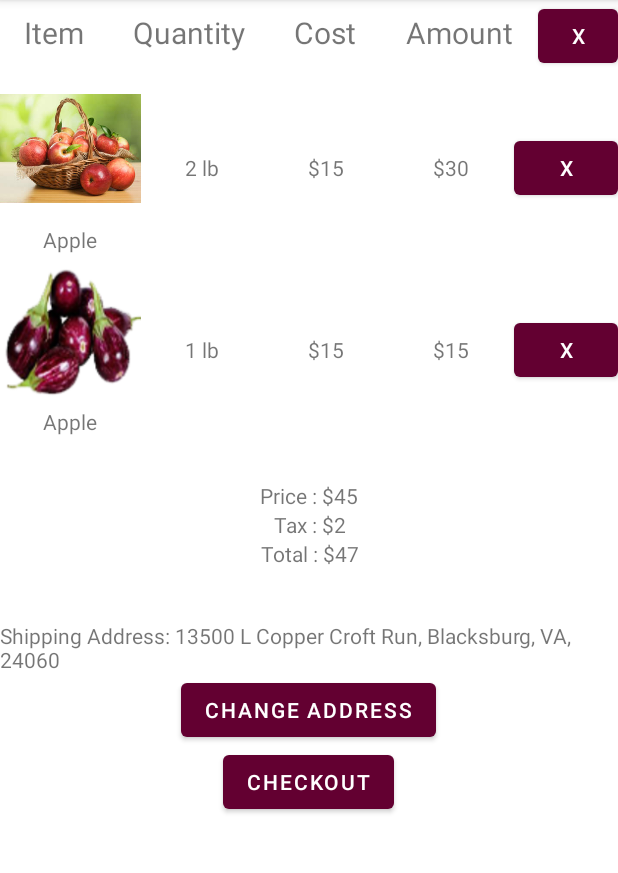
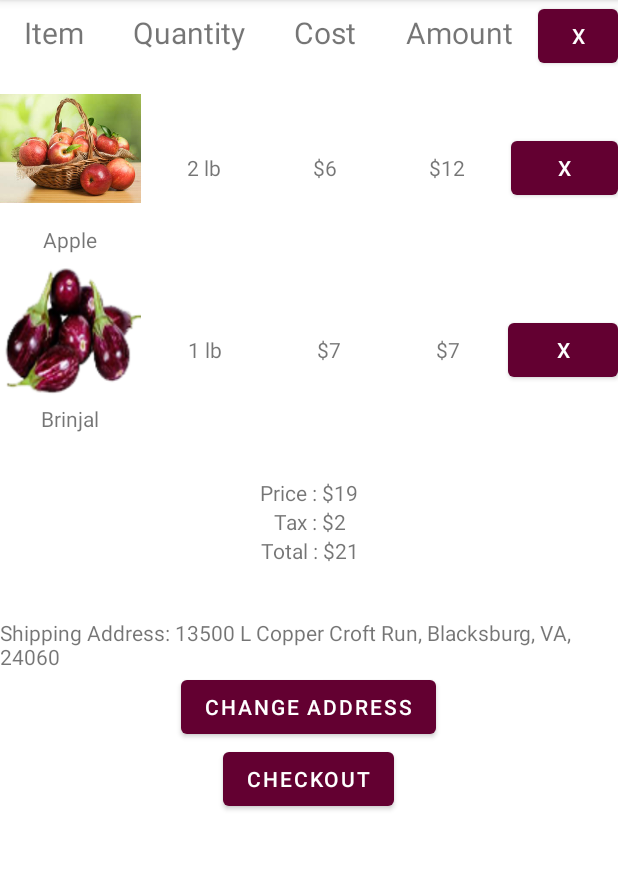
Before and after one commit to pranavganeshvt/DailyConnect, an Android app: the CartActivity screen opened directly, with no data from a screen before it, on a phone screen of 412 x 824 dp, the part 84-957 px from its top. Run offline under Robolectric (Android 15) with nearby library versions, the phone set to English and light mode, and no system bars.

Commit message:
changed an image

```diff
--- a/app/src/main/java/com/example/dailyconnect/GroceriesActivity.kt
+++ b/app/src/main/java/com/example/dailyconnect/GroceriesActivity.kt
@@ -5,9 +5,6 @@ import androidx.appcompat.app.AppCompatActivity
 import android.os.Bundle
 import android.view.Menu
 import android.view.MenuItem
-import androidx.navigation.NavHost
-import androidx.navigation.ui.NavigationUI
-import androidx.navigation.ui.setupWithNavController
 import com.example.dailyconnect.databinding.ActivityGroceriesBinding
 
 class GroceriesActivity : AppCompatActivity() {
@@ -21,7 +18,7 @@ class GroceriesActivity : AppCompatActivity() {
         val fragmentManager = supportFragmentManager
         val fragmentTransaction = fragmentManager.beginTransaction()
 
-        val fragment = Fruits()
+        val fragment = Vegetables()
         fragmentTransaction.add(R.id.fragment_container, fragment)
 
 
--- a/app/src/main/res/layout/activity_cart.xml
+++ b/app/src/main/res/layout/activity_cart.xml
@@ -14,28 +14,85 @@
         </LinearLayout>
         <LinearLayout android:layout_width="match_parent" android:layout_height="match_parent" android:layout_weight="1" android:orientation="horizontal">
             <TextView android:id="@+id/textView11" android:layout_width="wrap_content" android:layout_height="wrap_content" android:layout_marginTop="40dp" android:layout_weight="1" android:gravity="center_horizontal" android:text="2 lb"/>
-            <TextView android:id="@+id/textView12" android:layout_width="wrap_content" android:layout_height="wrap_content" android:layout_marginTop="40dp" android:layout_weight="1" android:gravity="center_horizontal" android:text="$15"/>
-            <TextView android:id="@+id/textView13" android:layout_width="wrap_content" android:layout_height="wrap_content" android:layout_marginTop="40dp" android:layout_weight="1" android:gravity="center_horizontal" android:text="$30"/>
+
+            <TextView
+                android:id="@+id/textView12"
+                android:layout_width="wrap_content"
+                android:layout_height="wrap_content"
+                android:layout_marginTop="40dp"
+                android:layout_weight="1"
+                android:gravity="center_horizontal"
+                android:text="$6" />
+
+            <TextView
+                android:id="@+id/textView13"
+                android:layout_width="wrap_content"
+                android:layout_height="wrap_content"
+                android:layout_marginTop="40dp"
+                android:layout_weight="1"
+                android:gravity="center_horizontal"
+                android:text="$12" />
             <Button android:id="@+id/button5" android:layout_width="10dp" android:layout_height="wrap_content" android:layout_marginTop="40dp" android:layout_weight="1" android:text="X"/>
         </LinearLayout>
     </LinearLayout>
     <LinearLayout android:layout_width="match_parent" android:layout_height="wrap_content" android:orientation="horizontal">
         <LinearLayout android:layout_width="187dp" android:layout_height="match_parent" android:layout_weight="1" android:orientation="vertical">
-            <ImageView android:id="@+id/imageView3" android:layout_width="98dp" android:layout_height="102dp" app:srcCompat="@drawable/brnjl1"/>
-            <TextView android:id="@+id/textView14" android:layout_width="match_parent" android:layout_height="wrap_content" android:gravity="center_horizontal" android:text="Apple"/>
+
+            <ImageView
+                android:id="@+id/imageView3"
+                android:layout_width="98dp"
+                android:layout_height="wrap_content"
+                app:srcCompat="@drawable/brnjl1" />
+
+            <TextView
+                android:id="@+id/textView14"
+                android:layout_width="match_parent"
+                android:layout_height="wrap_content"
+                android:gravity="center_horizontal"
+                android:text="Brinjal" />
         </LinearLayout>
         <LinearLayout android:layout_width="match_parent" android:layout_height="match_parent" android:layout_weight="1" android:orientation="horizontal">
             <TextView android:id="@+id/textView15" android:layout_width="wrap_content" android:layout_height="wrap_content" android:layout_marginTop="40dp" android:layout_weight="1" android:gravity="center_horizontal" android:text="1 lb"/>
-            <TextView android:id="@+id/textView16" android:layout_width="wrap_content" android:layout_height="wrap_content" android:layout_marginTop="40dp" android:layout_weight="1" android:gravity="center_horizontal" android:text="$15"/>
-            <TextView android:id="@+id/textView17" android:layout_width="wrap_content" android:layout_height="wrap_content" android:layout_marginTop="40dp" android:layout_weight="1" android:gravity="center_horizontal" android:text="$15"/>
+
+            <TextView
+                android:id="@+id/textView16"
+                android:layout_width="wrap_content"
+                android:layout_height="wrap_content"
+                android:layout_marginTop="40dp"
+                android:layout_weight="1"
+                android:gravity="center_horizontal"
+                android:text="$7" />
+
+            <TextView
+                android:id="@+id/textView17"
+                android:layout_width="wrap_content"
+                android:layout_height="wrap_content"
+                android:layout_marginTop="40dp"
+                android:layout_weight="1"
+                android:gravity="center_horizontal"
+                android:text="$7" />
             <Button android:id="@+id/button7" android:layout_width="10dp" android:layout_height="wrap_content" android:layout_marginTop="40dp" android:layout_weight="1" android:text="X"/>
         </LinearLayout>
     </LinearLayout>
     <Space android:layout_width="match_parent" android:layout_height="30dp"/>
     <LinearLayout android:layout_width="match_parent" android:layout_height="wrap_content" android:gravity="center_horizontal" android:orientation="vertical">
-        <TextView android:id="@+id/textView18" android:layout_width="match_parent" android:layout_height="wrap_content" android:layout_weight="1" android:gravity="center" android:text="Price : $45"/>
+
+        <TextView
+            android:id="@+id/textView18"
+            android:layout_width="match_parent"
+            android:layout_height="wrap_content"
+            android:layout_weight="1"
+            android:gravity="center"
+            android:text="Price : $19" />
         <TextView android:id="@+id/textView19" android:layout_width="match_parent" android:layout_height="wrap_content" android:layout_weight="1" android:gravity="center" android:text="Tax : $2"/>
-        <TextView android:id="@+id/textView21" android:layout_width="match_parent" android:layout_height="wrap_content" android:layout_weight="1" android:gravity="center" android:text="Total : $47"/>
+
+        <TextView
+            android:id="@+id/textView21"
+            android:layout_width="match_parent"
+            android:layout_height="wrap_content"
+            android:layout_weight="1"
+            android:gravity="center"
+            android:text="Total : $21" />
         <Space android:layout_width="match_parent" android:layout_height="35dp" android:layout_weight="1"/>
         <TextView android:id="@+id/textView29" android:layout_width="match_parent" android:layout_height="wrap_content" android:layout_weight="1" android:text="Shipping Address: 13500 L Copper Croft Run, Blacksburg, VA, 24060"/>
         <Button android:id="@+id/change" android:layout_width="wrap_content" android:layout_height="wrap_content" android:text="Change address"/>
```
